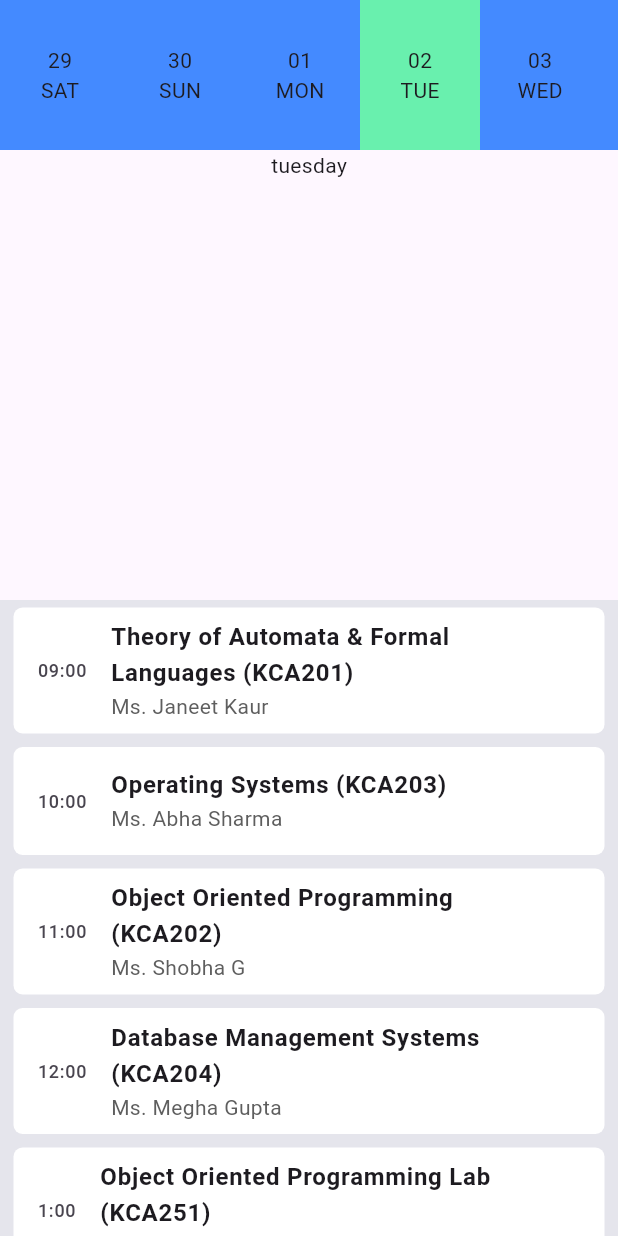
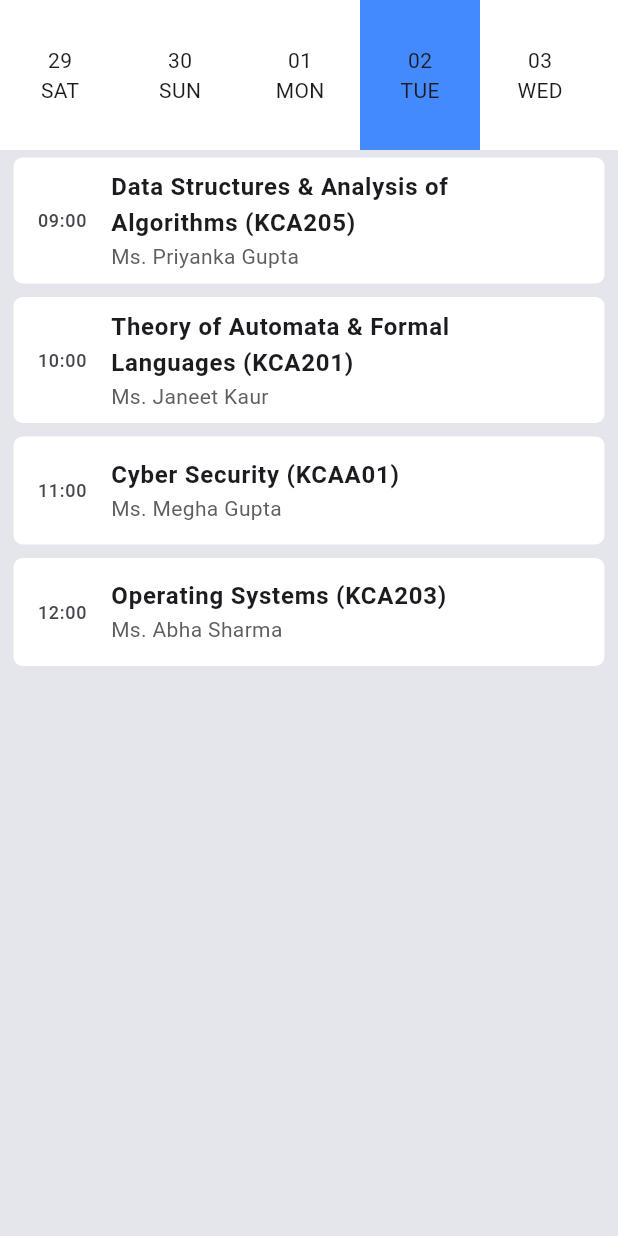
Before and after one commit to Mks30d/FlutterTutorial, a Flutter app: the screen it shows after launch, after a tap on "30", after a tap on "01", after a tap on "02", on a phone screen of 412 x 824 dp. Run offline on Flutter 3.47's test engine with Material 3 defaults, Android fonts, the phone set to English and light mode, and no system bars; our stand-ins replace font_awesome_flutter.

Commit message:
Modified Container state for Routine Details from custom API according to selected day

```diff
--- a/lib/Routine/routine.dart
+++ b/lib/Routine/routine.dart
@@ -1,26 +1,22 @@
 import 'package:flutter/material.dart';
-import 'package:flutter/widgets.dart';
 import 'package:flutter_basics/Routine/routine_api.dart';
 import 'package:intl/intl.dart';
 
-var routineapi_1 = {
-  "Monday": [
-    {"subject": "Math", "time": "09:00-10:00", "room": "101"},
-    {"subject": "English", "time": "10:15-11:15", "room": "102"}
-  ],
-  "Tuesday": [
-    {"subject": "Physics", "time": "09:00-10:00", "room": "201"},
-    {"subject": "Chemistry", "time": "10:15-11:15", "room": "202"}
-  ],
-  "Saturday": [
-    {"subject": "CS", "time": "09:00-10:00", "room": "201"},
-    {"subject": "Chemistry", "time": "10:15-11:15", "room": "202"}
-  ],
-};
-
-List<String> days = ["Monday", "Tuesday", "Wednesday", "Thursday", "Friday", "Saturday", "Sunday"];
+// List<String> days = [
+//   "Monday",
+//   "Tuesday",
+//   "Wednesday",
+//   "Thursday",
+//   "Friday",
+//   "Saturday",
+//   "Sunday"
+// ];
 
 DateTime dateTime = DateTime.now();
+
+// Selected day for routine display
+String selectedDay = DateFormat("EEEE").format(dateTime).toLowerCase();
+String dayName = DateFormat("EEEE").format(dateTime).toLowerCase();
 
 class Routine_Widget extends StatefulWidget {
   const Routine_Widget({super.key});
@@ -30,52 +26,45 @@ class Routine_Widget extends StatefulWidget {
 }
 
 class _Routine_WidgetState extends State<Routine_Widget> {
-
-  var subject = routineapi["Monday"]?[1]["subject"];
-  var time = routineapi["Monday"]?[1]["time"];
-  var room = routineapi["Monday"]?[1]["room"];
+  // var subject = routineapi["Monday"]?[1]["subject"];
+  // var time = routineapi["Monday"]?[1]["time"];
+  // var room = routineapi["Monday"]?[1]["room"];
 
   // Generate a list of the next 5 days including the current date
   List<DateTime> nextDays = List.generate(7, (index) {
     return dateTime.add(Duration(days: index));
   });
-  // var abc = dateTime.weekday;
-
-  // Selected day for routine display
-  String selectedDay = DateFormat("EEEE").format(dateTime).toLowerCase();
-  String dayName = DateFormat("EEEE").format(dateTime).toLowerCase();
 
   @override
   Widget build(BuildContext context) {
-    dateTime = DateTime.now();
+    // dateTime = DateTime.now();
 
     return Scaffold(
       body: Column(
         children: [
-          // ================ upper part =============================
+          // ================ Date and weekday ===================
           Container(
             height: 100,
             child: ListView.builder(
               scrollDirection: Axis.horizontal,
               itemCount: nextDays.length,
-
               itemBuilder: (context, index) {
                 DateTime day = nextDays[index]; // current DateTime details
                 dayName = DateFormat("EEEE").format(day).toLowerCase();
-                // print(day);
 
                 return InkWell(
                   onTap: () {
                     print("${DateFormat("EEEE").format(day)}");
                     setState(() {
-                      selectedDay = DateFormat("EEEE").format(day).toLowerCase();
-                      // abc = selectedDay;
+                      selectedDay =
+                          DateFormat("EEEE").format(day).toLowerCase();
                     });
                   },
                   child: Container(
                     width: 80,
-                    // color: Colors.blueAccent,
-                    color: selectedDay == dayName ? Colors.greenAccent : Colors.blueAccent,
+                    color: selectedDay == dayName
+                        ? Colors.blueAccent
+                        : Colors.white,
                     child: Column(
                       mainAxisAlignment: MainAxisAlignment.center,
                       crossAxisAlignment: CrossAxisAlignment.center,
@@ -90,27 +79,74 @@ class _Routine_WidgetState extends State<Routine_Widget> {
             ),
           ),
 
-          // ===================================================
-          Container(
-            height: 300,
-            child: Column(
-              children: [
-                Text("$selectedDay"),
-                // Text("$abc"),
-              ],
+
+          //================ RoutineDetails ==================
+          Expanded(
+            child: Container(
+              // height: 200,
+              decoration: BoxDecoration(
+                color: Color(0xFFE5E5EC),
+              ),
+
+              child: selectedDay == "sunday"
+                  ? Container(
+                      height: 100,
+                      color: Colors.blueAccent,
+                      child: Image.asset(
+                        'assets/images/lazy_panda.jpg',
+                        fit: BoxFit.cover,
+                      ),
+                    )
+
+                  : ListView.builder(
+                      itemCount: routineapi[selectedDay]?.length,
+                      itemBuilder: (context, index) {
+                        var subjectTime =
+                            routineapi[selectedDay]?[index]["time"];
+                        var subjectCode =
+                            routineapi[selectedDay]?[index]["subjectCode"];
+                        var subjectName =
+                            routineapi[selectedDay]?[index]["subjectName"];
+                        var subjectTeacher =
+                            routineapi[selectedDay]?[index]["subjectTeacher"];
+
+                        return Column(
+                          children: [
+                            Padding(
+                              padding: const EdgeInsets.only(
+                                  left: 9, right: 9, top: 5, bottom: 4),
+                              child: Container(
+                                decoration: BoxDecoration(
+                                  color: Colors.white,
+                                  borderRadius: BorderRadius.circular(6),
+                                ),
+                                child: ListTile(
+                                  leading: Text(
+                                    subjectTime!,
+                                    style: TextStyle(fontSize: 12),
+                                  ),
+                                  title: Text(
+                                    "$subjectName ($subjectCode)",
+                                    style:
+                                        TextStyle(fontWeight: FontWeight.bold),
+                                  ),
+                                  subtitle: Text(subjectTeacher!,
+                                      style:
+                                          TextStyle(color: Color(0xFF5E5E5E))),
+                                ),
+                              ),
+                            ),
+                          ],
+                        );
+                      },
+                    ),
             ),
-          ),
-
-          //============================
-          Expanded(
-            child: RoutineDetails(),
           ),
         ],
       ),
     );
   }
 }
-
 
 // ===================================================
 class RoutineDetails extends StatefulWidget {
@@ -131,12 +167,12 @@ class _RoutineDetailsState extends State<RoutineDetails> {
           color: Color(0xFFE5E5EC),
         ),
         child: ListView.builder(
-          itemCount: routineapi["Monday"]?.length,
+          itemCount: routineapi["monday"]?.length,
           itemBuilder: (context, index) {
-            var subjectTime = routineapi["Monday"]?[index]["time"];
-            var subjectCode = routineapi["Monday"]?[index]["subjectCode"];
-            var subjectName = routineapi["Monday"]?[index]["subjectName"];
-            var subjectTeacher = routineapi["Monday"]?[index]["subjectTeacher"];
+            var subjectTime = routineapi["monday"]?[index]["time"];
+            var subjectCode = routineapi["monday"]?[index]["subjectCode"];
+            var subjectName = routineapi["monday"]?[index]["subjectName"];
+            var subjectTeacher = routineapi["monday"]?[index]["subjectTeacher"];
 
             return Column(
               children: [
--- a/lib/Routine/routine_api.dart
+++ b/lib/Routine/routine_api.dart
@@ -30,7 +30,7 @@
 // };
 // ===============================================================
 var routineapi = {
-  "Monday": [
+  "monday": [
     {
       "subjectCode": "KCA201",
       "subjectName": "Theory of Automata & Formal Languages",
@@ -63,7 +63,7 @@ var routineapi = {
     },
   ],
 
-  "Tuesday": [
+  "tuesday": [
     {
       "subjectCode": "KCA205",
       "subjectName": "Data Structures & Analysis of Algorithms",
@@ -90,7 +90,7 @@ var routineapi = {
     },
   ],
 
-  "Wednesday": [
+  "wednesday": [
     {
       "subjectCode": "KCA204",
       "subjectName": "Database Management Systems",
@@ -123,7 +123,7 @@ var routineapi = {
     },
   ],
 
-  "Thursday": [
+  "thursday": [
     {
       "subjectCode": "KCA202",
       "subjectName": "Object Oriented Programming",
@@ -150,7 +150,7 @@ var routineapi = {
     },
   ],
 
-  "Friday": [
+  "friday": [
     {
       "subjectCode": "KCA201",
       "subjectName": "Theory of Automata & Formal Languages",
@@ -177,7 +177,7 @@ var routineapi = {
     },
   ],
 
-  "Saturday": [
+  "saturday": [
     {
       "subjectCode": "KCA201",
       "subjectName": "Theory of Automata & Formal Languages",
@@ -209,7 +209,32 @@ var routineapi = {
       "time": "1:00",
     },
   ],
-
+  "sunday": [
+    {
+      "subjectCode": "KCA205",
+      "subjectName": "Data Structures & Analysis of Algorithms",
+      "subjectTeacher": "Ms. Priyanka Gupta",
+      "time": "09:00",
+    },
+    {
+      "subjectCode": "KCA201",
+      "subjectName": "Theory of Automata & Formal Languages",
+      "subjectTeacher": "Ms. Janeet Kaur",
+      "time": "10:00",
+    },
+    {
+      "subjectCode": "KCAA01",
+      "subjectName": "Cyber Security",
+      "subjectTeacher": "Ms. Megha Gupta",
+      "time": "11:00",
+    },
+    {
+      "subjectCode": "KCA203",
+      "subjectName": "Operating Systems",
+      "subjectTeacher": "Ms. Abha Sharma",
+      "time": "12:00",
+    },
+  ],
 };
 
 var subjectDetails = [
--- a/pubspec.yaml
+++ b/pubspec.yaml
@@ -66,6 +66,7 @@ flutter:
     - assets/images/
     - assets/images/logo.png
     - assets/images/bg1.jpg
+    - assets/images/lazy_panda.jpg
   #   - images/a_dot_burr.jpeg
   #   - images/a_dot_ham.jpeg
 
```
Also changed, not shown: assets/images/lazy_panda.jpg (added).
